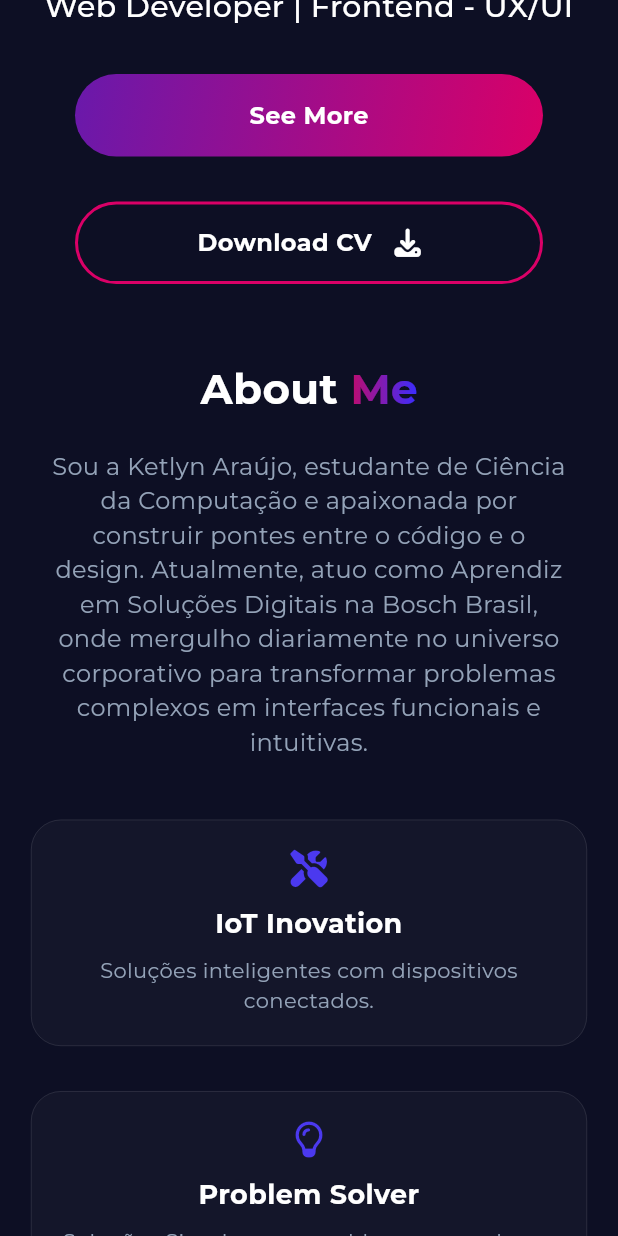
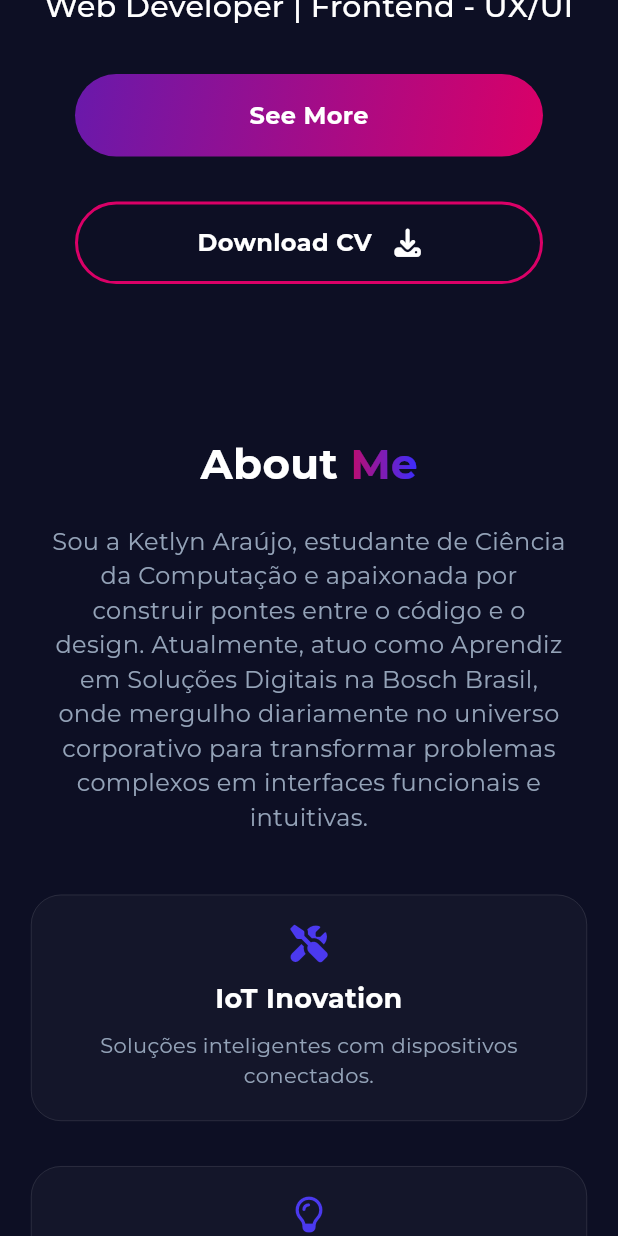
Before and after one commit to AkiraSunsets/AvaliacaoVini, a Flutter app: the screen it shows after launch, scrolled down 576 dp, on a phone screen of 412 x 824 dp. Run offline on Flutter 3.47's test engine with Material 3 defaults, Android fonts, the phone set to English and light mode, and no system bars; drawn by our look-alikes of simple_gradient_text; our stand-ins replace flutter_svg, font_awesome_flutter, google_fonts, smooth_page_indicator; network calls fail.

Commit message:
fixing details - 01/04/2026

```diff
--- a/lib/Screens/tela-home.dart
+++ b/lib/Screens/tela-home.dart
@@ -4,7 +4,7 @@ import 'package:simple_gradient_text/simple_gradient_text.dart';
 import 'package:flutter_svg/flutter_svg.dart';
 import 'package:url_launcher/url_launcher.dart';
 import 'package:smooth_page_indicator/smooth_page_indicator.dart';
-import 'package:portfolioAS/Components/card-project.dart';
+import 'package:AvaliacaoVini/Components/card-project.dart';
 
 class Homepage extends StatefulWidget {
   const Homepage({super.key});
@@ -216,7 +216,7 @@ class _HomepageState extends State<Homepage> {
                   ),
                 ),
 
-                const SizedBox(height: 50),
+                const SizedBox(height: 100),
               ],
             ),
           ),
--- a/lib/main.dart
+++ b/lib/main.dart
@@ -1,6 +1,6 @@
 import 'package:flutter/material.dart';
 import 'package:google_fonts/google_fonts.dart';
-import 'package:portfolioAS/Screens/tela-home.dart';
+import 'package:AvaliacaoVini/Screens/tela-home.dart';
 import 'package:flutter_svg/flutter_svg.dart';
 
 void main() {
--- a/pubspec.yaml
+++ b/pubspec.yaml
@@ -1,4 +1,4 @@
-name: portfolioAS
+name: AvaliacaoVini
 
 description: "A new Flutter project."
 # The following line prevents the package from being accidentally published to
```
